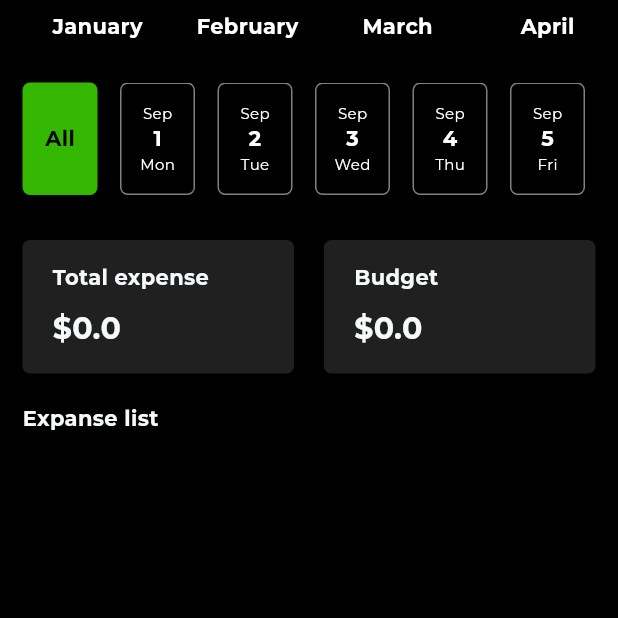
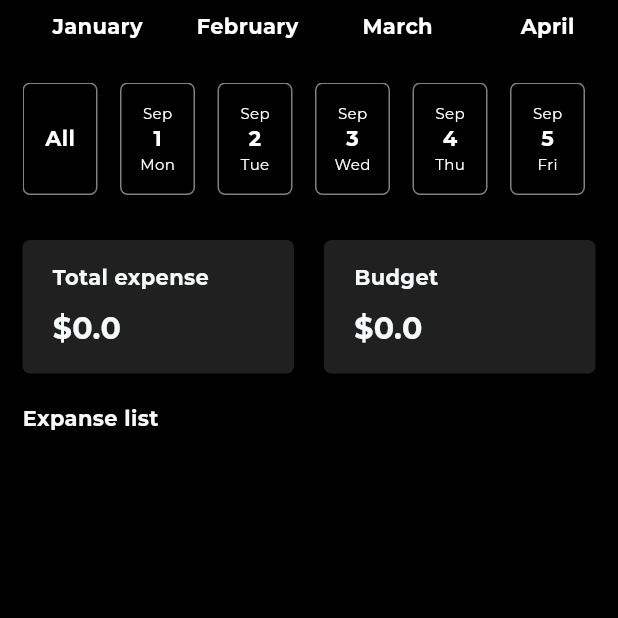
Before and after one commit to saleheen1/simple_expense_tracker, a Flutter app: the HistoryTab screen opened directly, on a phone screen of 412 x 824 dp, the top half of it. Run offline on Flutter 3.47's test engine with Material 3 defaults, Android fonts, the phone set to English and light mode, and no system bars; our stand-ins replace flutter_svg, get, google_fonts, sqflite; accounts and stored records are empty.

Commit message:
feat: make all card more dynamic

```diff
--- /dev/null
+++ b/lib/core/helper/day_info.dart
@@ -0,0 +1,6 @@
+class DayInfo {
+  final int date;
+  final String weekday;
+
+  DayInfo({required this.date, required this.weekday});
+}
--- a/lib/core/widgets/day_card.dart
+++ b/lib/core/widgets/day_card.dart
@@ -5,7 +5,7 @@ import 'package:simple_expense_tracker/core/utils/text_utils.dart';
 class DayCard extends StatelessWidget {
   final bool isSelected;
   final String monthName;
-  final String date;
+  final int date;
   final String weekdayName;
   const DayCard({
     super.key,
@@ -24,7 +24,9 @@ class DayCard extends StatelessWidget {
       height: 75,
       margin: EdgeInsets.only(right: 15),
       decoration: BoxDecoration(
-        color: isSelected ? theme.cardColor : Colors.transparent,
+        color: isSelected
+            ? (date == 0 ? theme.primary : theme.cardColor)
+            : Colors.transparent,
         borderRadius: BorderRadius.circular(5),
         border: Border.all(
           color: isSelected
@@ -33,7 +35,17 @@ class DayCard extends StatelessWidget {
           width: 1,
         ),
       ),
-      child: Column(
+      child: date == 0
+          ? Center(
+              child: Text(
+                'All',
+                style: TextUtils.title3(
+                  color: isSelected ? theme.bgColor : Colors.white,
+                  context: context,
+                ),
+              ),
+            )
+          : Column(
               mainAxisAlignment: MainAxisAlignment.center,
               children: [
                 Text(
@@ -44,7 +56,7 @@ class DayCard extends StatelessWidget {
                   ),
                 ),
                 Text(
-            date,
+                  date.toString(),
                   style: TextUtils.title3(
                     color: isSelected ? theme.primary : Colors.white,
                     context: context,
--- a/lib/features/expanse_and_budget/data/controller/budget_controller.dart
+++ b/lib/features/expanse_and_budget/data/controller/budget_controller.dart
@@ -1,5 +1,6 @@
 import 'package:flutter/material.dart';
 import 'package:get/get.dart';
+import 'package:simple_expense_tracker/core/helper/day_info.dart';
 import 'package:simple_expense_tracker/core/utils/snackbars.dart';
 import 'package:simple_expense_tracker/features/expanse_and_budget/data/controller/expense_controller.dart';
 import 'package:simple_expense_tracker/features/expanse_and_budget/data/model/budget_model.dart';
@@ -30,18 +31,17 @@ class BudgetController extends GetxController {
     'December',
   ];
 
-  List<String> getWeekdaysOfSelectedMonth({required int monthIndex}) {
+  List<DayInfo> getDaysOfSelectedMonth({required int monthIndex}) {
     const names = ['Mon', 'Tue', 'Wed', 'Thu', 'Fri', 'Sat', 'Sun'];
 
     final year = DateTime.now().year;
     final daysInMonth = DateTime(year, monthIndex + 2, 0).day;
 
-    final weekdays = List.generate(daysInMonth, (i) {
-      final weekday = names[DateTime(year, monthIndex + 1, i + 1).weekday - 1];
-      return weekday;
+    return List.generate(daysInMonth, (i) {
+      final date = i + 1;
+      final weekday = names[DateTime(year, monthIndex + 1, date).weekday - 1];
+      return DayInfo(date: date, weekday: weekday);
     });
-
-    return weekdays;
   }
 
   final years = ['2025', '2026'];
--- a/lib/features/history/history_tab.dart
+++ b/lib/features/history/history_tab.dart
@@ -1,6 +1,5 @@
 import 'package:flutter/material.dart';
 import 'package:get/get.dart';
-import 'package:simple_expense_tracker/core/themes/custom_theme.dart';
 import 'package:simple_expense_tracker/core/utils/text_utils.dart';
 import 'package:simple_expense_tracker/core/utils/ui_const.dart';
 import 'package:simple_expense_tracker/core/widgets/day_card.dart';
@@ -27,6 +26,9 @@ class HistoryTab extends StatelessWidget {
       body: DefaultMarginWidget(
         child: GetBuilder<BudgetController>(
           builder: (bc) {
+            final days = bc.getDaysOfSelectedMonth(
+              monthIndex: bc.selectedMonthIndex,
+            );
             return GetBuilder<ExpenseController>(
               builder: (ec) {
                 return Column(
@@ -66,27 +68,29 @@ class HistoryTab extends StatelessWidget {
                     //=====================
                     Row(
                       children: [
-                        _allButton(context, true),
                         Expanded(
                           child: SizedBox(
                             height: 75,
                             child: ListView.builder(
-                              itemCount: bc
-                                  .getWeekdaysOfSelectedMonth(
-                                    monthIndex: bc.selectedMonthIndex,
-                                  )
-                                  .length,
+                              itemCount: days.length + 1,
                               shrinkWrap: true,
                               physics: const AlwaysScrollableScrollPhysics(),
                               scrollDirection: Axis.horizontal,
                               itemBuilder: (context, index) {
+                                if (index == 0) {
+                                  return DayCard(
+                                    isSelected: false,
+                                    date: 0,
+                                    monthName: bc.months[bc.selectedMonthIndex],
+                                    weekdayName: "",
+                                  );
+                                }
+                                final day = days[index - 1];
                                 return DayCard(
                                   isSelected: false,
-                                  date: (index + 1).toString(),
+                                  date: day.date,
                                   monthName: bc.months[bc.selectedMonthIndex],
-                                  weekdayName: bc.getWeekdaysOfSelectedMonth(
-                                    monthIndex: bc.selectedMonthIndex,
-                                  )[index],
+                                  weekdayName: day.weekday,
                                 );
                               },
                             ),
@@ -159,33 +163,4 @@ class HistoryTab extends StatelessWidget {
       ),
     );
   }
-
-  Widget _allButton(BuildContext context, bool isSelected) {
-    final theme = CustomTheme.of(context);
-
-    return Container(
-      width: 50,
-      height: 75,
-      margin: EdgeInsets.only(right: 15),
-      decoration: BoxDecoration(
-        color: isSelected ? theme.primary : Colors.transparent,
-        borderRadius: BorderRadius.circular(5),
-        border: Border.all(
-          color: isSelected
-              ? Colors.transparent
-              : Colors.white.withValues(alpha: 0.5),
-          width: 1,
-        ),
-      ),
-      child: Center(
-        child: Text(
-          'All',
-          style: TextUtils.title3(
-            color: isSelected ? theme.bgColor : Colors.white,
-            context: context,
-          ),
-        ),
-      ),
-    );
-  }
 }
```
Lines whose indentation alone changed are shown as unchanged.
